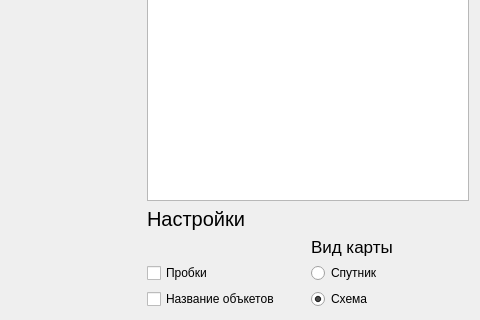
adariax/mapsAPI, file window.ui: the form before one commit; both pictures show x 320 to 800 and y 160 to 480 of the 800 by 480 pixel window.
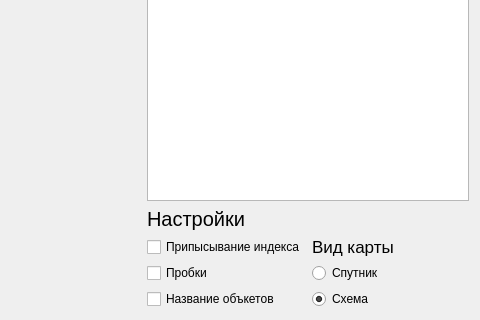
The form after the commit.

```diff
--- a/window.ui
+++ b/window.ui
@@ -156,6 +156,13 @@
        </property>
       </widget>
      </item>
+     <item row="1" column="0">
+      <widget class="QCheckBox" name="cb_pcd">
+       <property name="text">
+        <string>Припысывание индекса</string>
+       </property>
+      </widget>
+     </item>
     </layout>
    </item>
    <item row="2" column="2" colspan="2">
```
Left out of the diff: 4 changed lines with no effect on the pictures.
